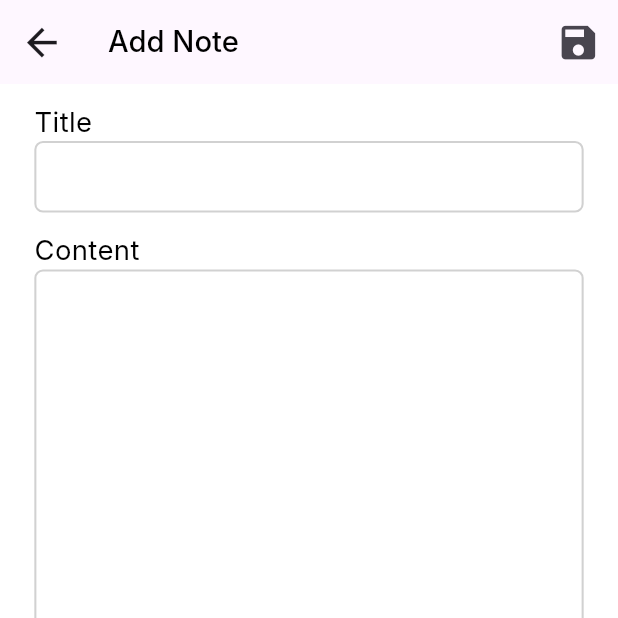
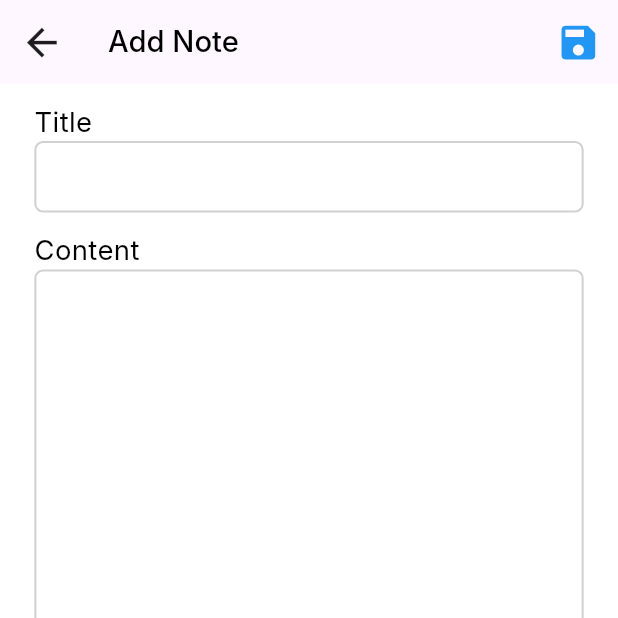
Before and after one commit to TestFluttterOrg/NoteApp, a Flutter app: the screen it shows after launch, after a tap on the "add" icon, on a phone screen of 412 x 824 dp, the top half of it. Run offline on Flutter 3.47's test engine with Material 3 defaults, Android fonts, the phone set to English and light mode, and no system bars; our stand-ins replace either_dart, equatable, flutter_bloc, flutter_screenutil, fluttertoast, freezed_annotation and 3 more; generated files the repository leaves out were written again; network calls fail; Roboto replaces fonts that are missing (Inter).

Commit message:
Change icon colors.

```diff
--- a/lib/core/constants/app_colors.dart
+++ b/lib/core/constants/app_colors.dart
@@ -24,10 +24,10 @@ class AppColors {
   static const Color buttonEnabledColor = Color(0xff4CAF50);
   static const Color buttonDisabledTextColor = Color(0xff9E9E9E);
 
-  static const Color textBlueColor = Color(0xff2196F3);
-  static const Color textGreenColor = Color(0xff4CAF50);
-  static const Color textRedColor =  Color(0xffF44336);
-  static const Color textGrayColor = Color(0xff9E9E9E);
+  static const Color blueColor = Color(0xff2196F3);
+  static const Color greenColor = Color(0xff4CAF50);
+  static const Color redColor =  Color(0xffF44336);
+  static const Color grayColor = Color(0xff9E9E9E);
 
   static const Color yellowIconColor = Color(0xffFEBF03);
 
--- a/lib/features/presentation/components/app_dialog.dart
+++ b/lib/features/presentation/components/app_dialog.dart
@@ -113,7 +113,7 @@ class AppDialog {
                                     child: Text(
                                       confirmText,
                                       style: TextStyle(
-                                        color: AppColors.textRedColor,
+                                        color: AppColors.redColor,
                                         fontSize: 15.sp,
                                       ),
                                     ),
@@ -180,7 +180,7 @@ class AppDialog {
                                   AppStrings.error,
                                   style: TextStyle(
                                     fontWeight: FontWeight.bold,
-                                    color: AppColors.textRedColor,
+                                    color: AppColors.redColor,
                                     fontSize: 15.sp,
                                   ),
                                 ),
@@ -306,6 +306,7 @@ class AppDialog {
                         height: 20.h,
                         child: CircularProgressIndicator(
                           strokeWidth: 2.w,
+                          color: AppColors.blueColor,
                         ),
                       ),
                       SizedBox(width: 10.w),
--- a/lib/features/presentation/screens/add_edit_note/add_edit_note_screen.dart
+++ b/lib/features/presentation/screens/add_edit_note/add_edit_note_screen.dart
@@ -3,6 +3,7 @@ import 'package:flutter_bloc/flutter_bloc.dart';
 import 'package:flutter_screenutil/flutter_screenutil.dart';
 import 'package:fluttertoast/fluttertoast.dart';
 import 'package:go_router/go_router.dart';
+import 'package:noteapp/core/constants/app_colors.dart';
 import 'package:noteapp/core/constants/app_strings.dart';
 import 'package:noteapp/core/di/dependency_injection.dart' as di;
 import 'package:noteapp/features/domain/enum/action_type.dart';
@@ -215,6 +216,7 @@ class _HeaderActions extends StatelessWidget {
               _IconView(
                 margin: EdgeInsets.only(right: 10.w),
                 icon: Icons.save,
+                color: AppColors.blueColor,
                 onTap: () {
                   bloc.save(
                     title: _titleController.text,
@@ -226,6 +228,7 @@ class _HeaderActions extends StatelessWidget {
               _IconView(
                 margin: EdgeInsets.only(right: 10.w),
                 icon: Icons.edit,
+                color: AppColors.blueColor,
                 onTap: () {
                   bloc.setAction(ActionType.edit);
                 },
@@ -234,14 +237,21 @@ class _HeaderActions extends StatelessWidget {
               _IconView(
                 margin: EdgeInsets.only(right: 10.w),
                 icon: Icons.delete,
+                color: AppColors.redColor,
                 onTap: () {
-                  AppDialog.confirm(context, title: AppStrings.confirm, message: AppStrings.messageDeleteConfirm, confirmText: AppStrings.delete,
-                      onConfirm: () {
-                    AppDialog.dismiss(context);
-                    bloc.delete();
-                  }, onCancel: () {
-                    AppDialog.dismiss(context);
-                  });
+                  AppDialog.confirm(
+                    context,
+                    title: AppStrings.confirm,
+                    message: AppStrings.messageDeleteConfirm,
+                    confirmText: AppStrings.delete,
+                    onConfirm: () {
+                      AppDialog.dismiss(context);
+                      bloc.delete();
+                    },
+                    onCancel: () {
+                      AppDialog.dismiss(context);
+                    },
+                  );
                 },
               ),
             if (action == ActionType.edit)
@@ -263,11 +273,13 @@ class _IconView extends StatelessWidget {
   final IconData icon;
   final Function() onTap;
   final EdgeInsets? margin;
+  final Color? color;
 
   const _IconView({
     required this.icon,
     required this.onTap,
     this.margin,
+    this.color,
   });
 
   @override
@@ -281,6 +293,7 @@ class _IconView extends StatelessWidget {
           onTap: onTap,
           child: Icon(
             icon,
+            color: color,
             size: 25.h, // Customize the size
           ),
         ),
--- a/lib/features/presentation/screens/note_list/note_list_screen.dart
+++ b/lib/features/presentation/screens/note_list/note_list_screen.dart
@@ -63,6 +63,7 @@ class _HeaderAction extends StatelessWidget {
           },
           child: Icon(
             Icons.add,
+            color: AppColors.greenColor,
             size: 30.h, // Customize the size
           ),
         ),
@@ -98,6 +99,7 @@ class _LoadingView extends StatelessWidget {
         height: 30.h,
         width: 30.h,
         child: CircularProgressIndicator(
+          color: AppColors.blueColor,
           strokeWidth: 3.w,
         ),
       ),
```
